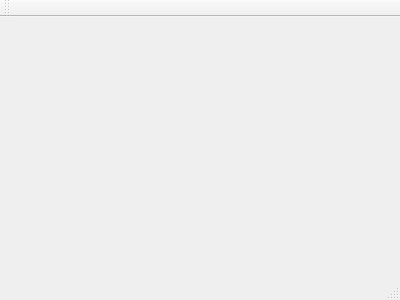
The window that mainwindow.ui (Arsener/tsp) describes before a commit, drawn with Qt 5.
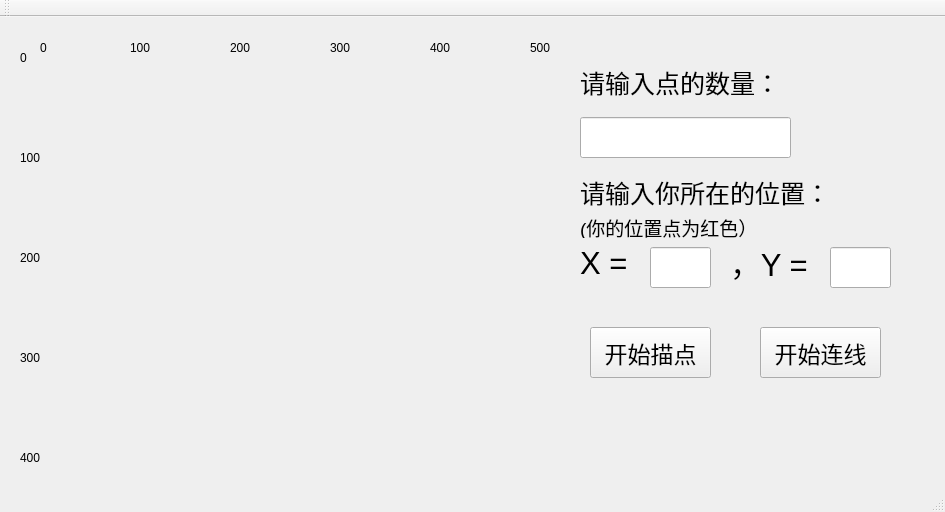
The same window after the commit. Custom widgets are drawn as their Qt base class.

```diff
--- a/mainwindow.ui
+++ b/mainwindow.ui
@@ -1,24 +1,384 @@
 <ui version="4.0">
  <class>MainWindow</class>
- <widget class="QMainWindow" name="MainWindow" >
-  <property name="geometry" >
+ <widget class="QMainWindow" name="MainWindow">
+  <property name="geometry">
    <rect>
     <x>0</x>
     <y>0</y>
-    <width>400</width>
-    <height>300</height>
+    <width>945</width>
+    <height>512</height>
    </rect>
   </property>
   <property name="windowTitle" >
    <string>MainWindow</string>
   </property>
-  <widget class="QMenuBar" name="menuBar" />
-  <widget class="QToolBar" name="mainToolBar" />
-  <widget class="QWidget" name="centralWidget" />
-  <widget class="QStatusBar" name="statusBar" />
+  <widget class="QWidget" name="centralWidget">
+   <widget class="PaintedWidget" name="paintedWidget" native="true">
+    <property name="geometry">
+     <rect>
+      <x>40</x>
+      <y>40</y>
+      <width>500</width>
+      <height>400</height>
+     </rect>
+    </property>
+    <property name="minimumSize">
+     <size>
+      <width>500</width>
+      <height>400</height>
+     </size>
+    </property>
+    <property name="maximumSize">
+     <size>
+      <width>500</width>
+      <height>400</height>
+     </size>
+    </property>
+   </widget>
+   <widget class="QLineEdit" name="numberLineEdit">
+    <property name="geometry">
+     <rect>
+      <x>580</x>
+      <y>100</y>
+      <width>211</width>
+      <height>41</height>
+     </rect>
+    </property>
+    <property name="font">
+     <font>
+      <pointsize>15</pointsize>
+     </font>
+    </property>
+   </widget>
+   <widget class="QPushButton" name="paintPointsButton">
+    <property name="geometry">
+     <rect>
+      <x>590</x>
+      <y>310</y>
+      <width>121</width>
+      <height>51</height>
+     </rect>
+    </property>
+    <property name="font">
+     <font>
+      <pointsize>17</pointsize>
+     </font>
+    </property>
+    <property name="text">
+     <string>开始描点</string>
+    </property>
+   </widget>
+   <widget class="QPushButton" name="linkButton">
+    <property name="geometry">
+     <rect>
+      <x>760</x>
+      <y>310</y>
+      <width>121</width>
+      <height>51</height>
+     </rect>
+    </property>
+    <property name="font">
+     <font>
+      <pointsize>17</pointsize>
+     </font>
+    </property>
+    <property name="text">
+     <string>开始连线</string>
+    </property>
+   </widget>
+   <widget class="QLabel" name="label">
+    <property name="geometry">
+     <rect>
+      <x>40</x>
+      <y>20</y>
+      <width>31</width>
+      <height>21</height>
+     </rect>
+    </property>
+    <property name="text">
+     <string>0</string>
+    </property>
+   </widget>
+   <widget class="QLabel" name="label_2">
+    <property name="geometry">
+     <rect>
+      <x>130</x>
+      <y>20</y>
+      <width>21</width>
+      <height>21</height>
+     </rect>
+    </property>
+    <property name="text">
+     <string>100</string>
+    </property>
+   </widget>
+   <widget class="QLabel" name="label_3">
+    <property name="geometry">
+     <rect>
+      <x>230</x>
+      <y>20</y>
+      <width>21</width>
+      <height>21</height>
+     </rect>
+    </property>
+    <property name="text">
+     <string>200</string>
+    </property>
+   </widget>
+   <widget class="QLabel" name="label_4">
+    <property name="geometry">
+     <rect>
+      <x>330</x>
+      <y>20</y>
+      <width>21</width>
+      <height>21</height>
+     </rect>
+    </property>
+    <property name="text">
+     <string>300</string>
+    </property>
+   </widget>
+   <widget class="QLabel" name="label_5">
+    <property name="geometry">
+     <rect>
+      <x>430</x>
+      <y>20</y>
+      <width>21</width>
+      <height>21</height>
+     </rect>
+    </property>
+    <property name="text">
+     <string>400</string>
+    </property>
+   </widget>
+   <widget class="QLabel" name="label_6">
+    <property name="geometry">
+     <rect>
+      <x>20</x>
+      <y>30</y>
+      <width>20</width>
+      <height>21</height>
+     </rect>
+    </property>
+    <property name="text">
+     <string>0</string>
+    </property>
+   </widget>
+   <widget class="QLabel" name="label_7">
+    <property name="geometry">
+     <rect>
+      <x>20</x>
+      <y>130</y>
+      <width>21</width>
+      <height>21</height>
+     </rect>
+    </property>
+    <property name="text">
+     <string>100</string>
+    </property>
+   </widget>
+   <widget class="QLabel" name="label_8">
+    <property name="geometry">
+     <rect>
+      <x>20</x>
+      <y>230</y>
+      <width>21</width>
+      <height>21</height>
+     </rect>
+    </property>
+    <property name="text">
+     <string>200</string>
+    </property>
+   </widget>
+   <widget class="QLabel" name="label_9">
+    <property name="geometry">
+     <rect>
+      <x>20</x>
+      <y>330</y>
+      <width>21</width>
+      <height>21</height>
+     </rect>
+    </property>
+    <property name="text">
+     <string>300</string>
+    </property>
+   </widget>
+   <widget class="QLabel" name="label_10">
+    <property name="geometry">
+     <rect>
+      <x>580</x>
+      <y>40</y>
+      <width>201</width>
+      <height>51</height>
+     </rect>
+    </property>
+    <property name="font">
+     <font>
+      <pointsize>19</pointsize>
+     </font>
+    </property>
+    <property name="text">
+     <string>请输入点的数量：</string>
+    </property>
+   </widget>
+   <widget class="QLabel" name="label_11">
+    <property name="geometry">
+     <rect>
+      <x>580</x>
+      <y>150</y>
+      <width>261</width>
+      <height>51</height>
+     </rect>
+    </property>
+    <property name="font">
+     <font>
+      <pointsize>19</pointsize>
+     </font>
+    </property>
+    <property name="text">
+     <string>请输入你所在的位置：</string>
+    </property>
+   </widget>
+   <widget class="QLineEdit" name="xPosLineEdit">
+    <property name="geometry">
+     <rect>
+      <x>650</x>
+      <y>230</y>
+      <width>61</width>
+      <height>41</height>
+     </rect>
+    </property>
+    <property name="font">
+     <font>
+      <pointsize>15</pointsize>
+     </font>
+    </property>
+   </widget>
+   <widget class="QLabel" name="label_12">
+    <property name="geometry">
+     <rect>
+      <x>580</x>
+      <y>220</y>
+      <width>51</width>
+      <height>51</height>
+     </rect>
+    </property>
+    <property name="font">
+     <font>
+      <pointsize>23</pointsize>
+     </font>
+    </property>
+    <property name="text">
+     <string>X =</string>
+    </property>
+   </widget>
+   <widget class="QLabel" name="label_13">
+    <property name="geometry">
+     <rect>
+      <x>730</x>
+      <y>220</y>
+      <width>81</width>
+      <height>51</height>
+     </rect>
+    </property>
+    <property name="font">
+     <font>
+      <pointsize>23</pointsize>
+     </font>
+    </property>
+    <property name="text">
+     <string>，Y =</string>
+    </property>
+   </widget>
+   <widget class="QLineEdit" name="yPosLineEdit">
+    <property name="geometry">
+     <rect>
+      <x>830</x>
+      <y>230</y>
+      <width>61</width>
+      <height>41</height>
+     </rect>
+    </property>
+    <property name="font">
+     <font>
+      <pointsize>15</pointsize>
+     </font>
+    </property>
+   </widget>
+   <widget class="QLabel" name="label_14">
+    <property name="geometry">
+     <rect>
+      <x>530</x>
+      <y>20</y>
+      <width>21</width>
+      <height>21</height>
+     </rect>
+    </property>
+    <property name="text">
+     <string>500</string>
+    </property>
+   </widget>
+   <widget class="QLabel" name="label_15">
+    <property name="geometry">
+     <rect>
+      <x>20</x>
+      <y>430</y>
+      <width>21</width>
+      <height>21</height>
+     </rect>
+    </property>
+    <property name="text">
+     <string>400</string>
+    </property>
+   </widget>
+   <widget class="QLabel" name="label_16">
+    <property name="geometry">
+     <rect>
+      <x>580</x>
+      <y>200</y>
+      <width>181</width>
+      <height>21</height>
+     </rect>
+    </property>
+    <property name="font">
+     <font>
+      <pointsize>14</pointsize>
+     </font>
+    </property>
+    <property name="text">
+     <string>(你的位置点为红色）</string>
+    </property>
+   </widget>
+  </widget>
+  <widget class="QMenuBar" name="menuBar">
+   <property name="geometry">
+    <rect>
+     <x>0</x>
+     <y>0</y>
+     <width>945</width>
+     <height>23</height>
+    </rect>
+   </property>
+  </widget>
+  <widget class="QToolBar" name="mainToolBar">
+   <attribute name="toolBarArea">
+    <enum>TopToolBarArea</enum>
+   </attribute>
+   <attribute name="toolBarBreak">
+    <bool>false</bool>
+   </attribute>
+  </widget>
+  <widget class="QStatusBar" name="statusBar"/>
  </widget>
- <layoutDefault spacing="6" margin="11" />
- <pixmapfunction></pixmapfunction>
+ <layoutdefault spacing="6" margin="11"/>
+ <customwidgets>
+  <customwidget>
+   <class>PaintedWidget</class>
+   <extends>QWidget</extends>
+   <header location="global">paintedwidget.h</header>
+   <container>1</container>
+  </customwidget>
+ </customwidgets>
  <resources/>
  <connections/>
 </ui>
```
Left out of the diff: 3 changed lines with no effect on the pictures.
